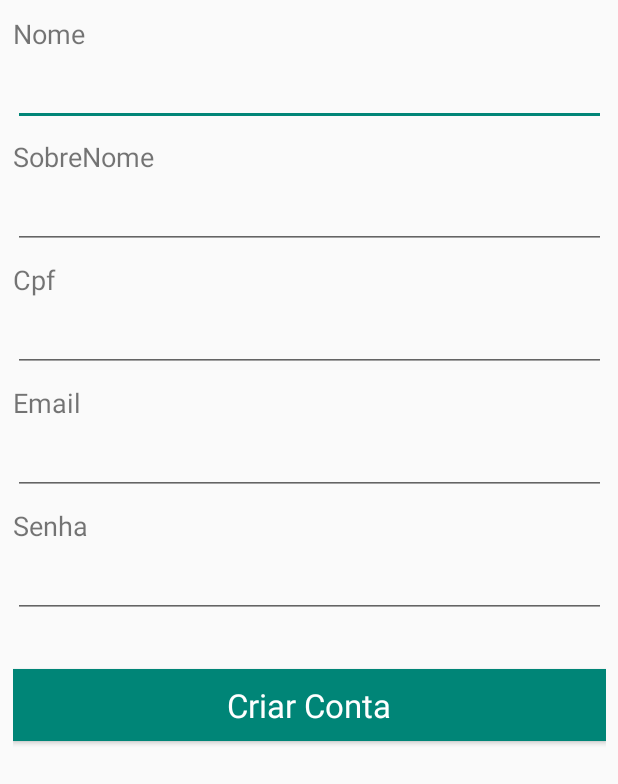
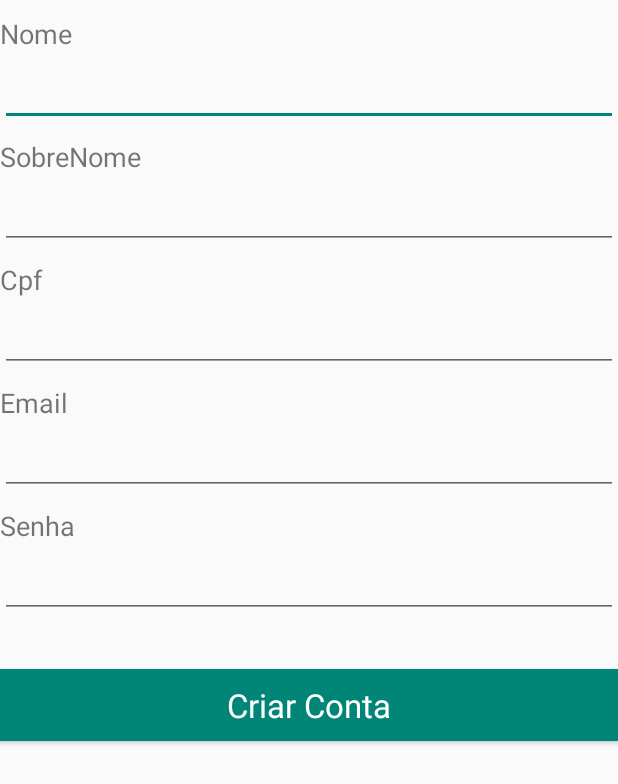
Before and after one commit to keane032/Make-Easy, an Android app: the ClienteActivity screen opened directly, with no data from a screen before it, on a phone screen of 412 x 824 dp. Shown: the top 784 px of the screen. Run offline under Robolectric (Android 15) with nearby library versions, the phone set to English and light mode, and no system bars.

Commit message:
mudanca no layout de cadastro

```diff
--- a/MKIX/app/src/main/res/layout/activity_main.xml
+++ b/MKIX/app/src/main/res/layout/activity_main.xml
@@ -15,7 +15,7 @@
         android:layout_marginTop="8dp"
         android:layout_marginEnd="80dp"
         android:layout_marginRight="80dp"
-        android:src="@drawable/iconhome"
+        app:srcCompat="@drawable/iconhome"
         app:layout_constraintBottom_toTopOf="@+id/editText"
         app:layout_constraintEnd_toEndOf="parent"
         app:layout_constraintStart_toStartOf="parent"
--- a/MKIX/app/src/main/res/layout/tela_cadastro_clientes.xml
+++ b/MKIX/app/src/main/res/layout/tela_cadastro_clientes.xml
@@ -7,8 +7,8 @@
 
     <LinearLayout
         android:id="@+id/linearLayout"
-        android:layout_width="395dp"
-        android:layout_height="0dp"
+        android:layout_width="match_parent"
+        android:layout_height="match_parent"
         android:orientation="vertical"
         app:layout_constraintBottom_toBottomOf="parent"
         app:layout_constraintEnd_toEndOf="parent"
```
